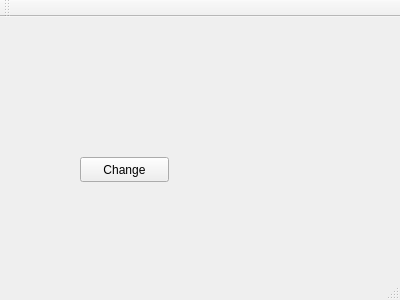
The window that mainwindow.ui (NGzzSupud/SchoolSport) describes before a commit, drawn with Qt 5.
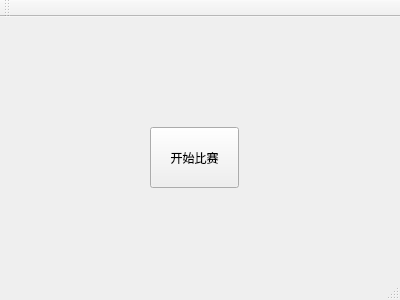
The same window after the commit.

Patch:
```diff
--- a/mainwindow.ui
+++ b/mainwindow.ui
@@ -17,14 +17,14 @@
    <widget class="QPushButton" name="changeButton">
     <property name="geometry">
      <rect>
-      <x>80</x>
-      <y>140</y>
+      <x>150</x>
+      <y>110</y>
       <width>89</width>
-      <height>25</height>
+      <height>61</height>
      </rect>
     </property>
     <property name="text">
-     <string>Change</string>
+     <string>开始比赛</string>
     </property>
    </widget>
   </widget>
```
Left out of the diff: 12 changed lines with no effect on the pictures.
